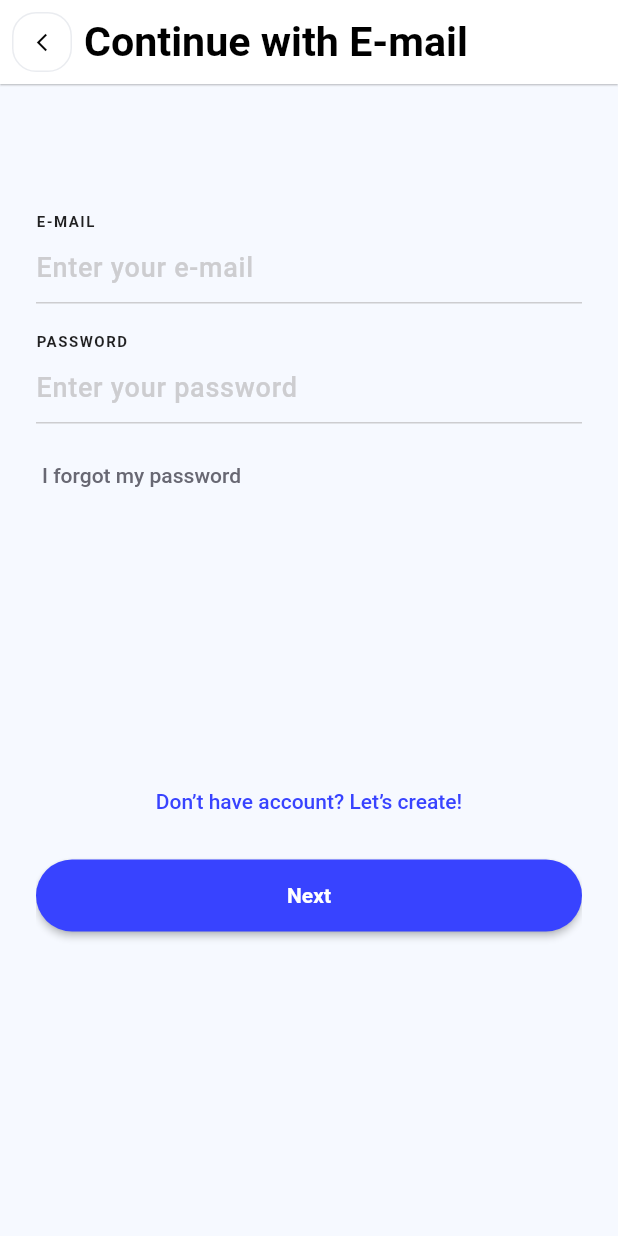
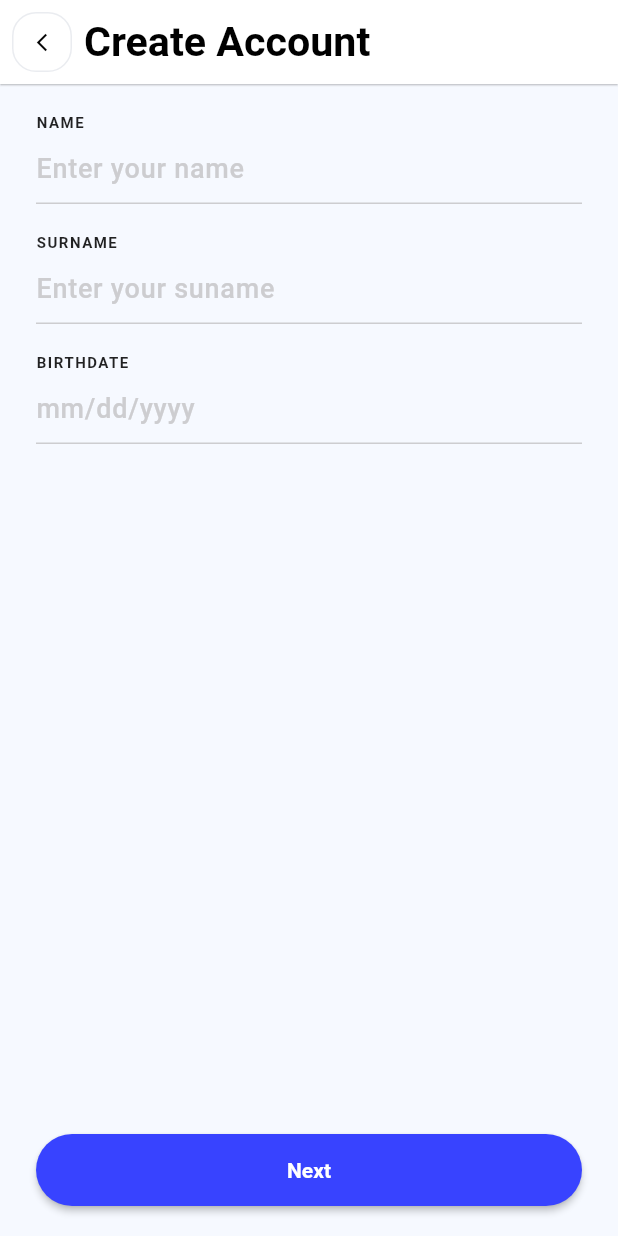
Before and after one commit to sohaib077/UI, a Flutter app: the ContinueWithEmailView screen opened directly, after a tap on "Don’t have account? Let’s create!", on a phone screen of 412 x 824 dp. Run offline on Flutter 3.47's test engine with Material 2 defaults, Android fonts, the phone set to English and light mode, and no system bars; our stand-ins replace bloc, carousel_slider, dots_indicator, flutter_bloc, flutter_screenutil, flutter_svg and 3 more; missing offline and left inert: swipe_back_detector.

Commit message:
create account view 1

```diff
--- a/lib/core/shared_methods.dart
+++ b/lib/core/shared_methods.dart
@@ -1,5 +1,8 @@
 import 'package:flutter/material.dart';
 import 'package:swipe_back_detector/swipe_back_detector.dart';
+import 'package:ui/core/styles.dart';
+
+import '../habit tracker/views/continue with email view/custom_back_arrow.dart';
 
 // ============================ N A V I G A T I O N S ======================================
 
@@ -69,3 +72,15 @@ void navigateAndFinish(context, widget, {double x = 1.0, double y = 0.0}) =>
 void unfocus(context) {
   FocusScope.of(context).unfocus();
 }
+
+AppBar customAppBar(String title) {
+  return AppBar(
+    title: Text(
+      title,
+      style: Styles.appBarTextStyle,
+    ),
+    leading: const CustomBackArrow(),
+    titleSpacing: 0,
+    elevation: .5,
+  );
+}
--- a/lib/habit tracker/views/continue with email view/continue with email view.dart
+++ b/lib/habit tracker/views/continue with email view/continue with email view.dart
@@ -1,7 +1,5 @@
 import 'package:flutter/material.dart';
 import 'package:ui/core/constants.dart';
-import 'package:ui/habit tracker/views/continue with email view/custom_app_bar_title.dart';
-import 'package:ui/habit tracker/views/continue with email view/custom_back_arrow.dart';
 import 'package:ui/habit%20tracker/views/continue%20with%20email%20view/widgets/continue_with_email_view_body.dart';
 
 import '../../../core/shared_methods.dart';
@@ -16,12 +14,7 @@ class ContinueWithEmailView extends StatelessWidget {
         unfocus(context);
       },
       child: Scaffold(
-        appBar: AppBar(
-          title: const CustomAppBarTitle(text: 'Continue with E-mail'),
-          leading: const CustomBackArrow(),
-          titleSpacing: 0,
-          elevation: .5,
-        ),
+        appBar: customAppBar('Continue with E-mail'),
         body: const Padding(
           padding: EdgeInsets.symmetric(horizontal: kMaxPadding),
           child: ContinueWithEmailViewBody(),
--- a/lib/habit tracker/views/continue with email view/widgets/CustomTextFormField.dart
+++ b/lib/habit tracker/views/continue with email view/widgets/CustomTextFormField.dart
@@ -4,13 +4,19 @@ import '../../../../core/assets_data.dart';
 import '../../../../core/constants.dart';
 
 class CustomTextFormField extends StatefulWidget {
-  const CustomTextFormField({Key? key, required this.controller, required this.hintText, this.obscureText, required this.keyboardType})
-      : super(key: key);
+  const CustomTextFormField({
+    Key? key,
+    required this.controller,
+    required this.hintText,
+    this.obscureText,
+    this.keyboardType = TextInputType.text,
+  }) : super(key: key);
 
   final TextEditingController controller;
   final String hintText;
-  final bool ? obscureText;
+  final bool? obscureText;
   final TextInputType keyboardType;
+
   @override
   State<CustomTextFormField> createState() => _CustomTextFormFieldState();
 }
@@ -20,7 +26,7 @@ class _CustomTextFormFieldState extends State<CustomTextFormField> {
   Widget build(BuildContext context) {
     return TextFormField(
       onChanged: (s) {
-        if(widget.controller.text.length <= 1 ) setState(() {});
+        if (widget.controller.text.length <= 1) setState(() {});
       },
       obscureText: widget.obscureText ?? false,
       cursorColor: Colors.black,
--- a/lib/habit tracker/views/continue with email view/widgets/continue_with_email_view_body.dart
+++ b/lib/habit tracker/views/continue with email view/widgets/continue_with_email_view_body.dart
@@ -1,6 +1,6 @@
 import 'package:flutter/material.dart';
-import 'package:ui/core/styles.dart';
 import 'package:ui/habit tracker/views/continue with email view/widgets/create_account_text_button.dart';
+import 'package:ui/habit tracker/views/continue with email view/widgets/custom_label.dart';
 import 'package:ui/habit tracker/views/continue with email view/widgets/custom_next_button.dart';
 import 'package:ui/habit tracker/views/continue with email view/widgets/forgot_password_text_button.dart';
 import 'package:ui/habit%20tracker/views/continue%20with%20email%20view/widgets/CustomTextFormField.dart';
@@ -37,21 +37,15 @@ class _ContinueWithEmailViewBodyState extends State<ContinueWithEmailViewBody> {
         child: Column(
           crossAxisAlignment: CrossAxisAlignment.start,
           children: [
-            const Spacer(),
-            Text(
-              'E-MAIL',
-              style: Styles.labelTextStyle,
-            ),
+            const SizedBox(height: 20),
+            const CustomLabel(label: 'E-MAIL'),
             CustomTextFormField(
               controller: emailController,
               hintText: 'Enter your e-mail',
               keyboardType: TextInputType.emailAddress,
             ),
             const SizedBox(height: 20),
-            Text(
-              'PASSWORD',
-              style: Styles.labelTextStyle,
-            ),
+            const CustomLabel(label: 'PASSWORD'),
             CustomTextFormField(
               controller: passwordController,
               hintText: 'Enter your password',
@@ -60,11 +54,11 @@ class _ContinueWithEmailViewBodyState extends State<ContinueWithEmailViewBody> {
             ),
             const SizedBox(height: 15),
             const ForgotPasswordTextButton(),
-            const Spacer(flex: 2),
+            const Spacer(flex: 1),
             const CreateAccountTextButton(),
             const SizedBox(height: 15),
             const CustomNextButton(),
-            const Spacer(flex: 3,),
+            const Spacer(flex: 3),
           ],
         ),
       ),
--- a/lib/habit tracker/views/continue with email view/widgets/create_account_text_button.dart
+++ b/lib/habit tracker/views/continue with email view/widgets/create_account_text_button.dart
@@ -1,5 +1,8 @@
 import 'package:flutter/material.dart';
 import 'package:ui/core/constants.dart';
+import 'package:ui/core/shared_methods.dart';
+
+import '../../create account view/create account view1.dart';
 
 class CreateAccountTextButton extends StatelessWidget {
   const CreateAccountTextButton({
@@ -12,7 +15,9 @@ class CreateAccountTextButton extends StatelessWidget {
       mainAxisAlignment: MainAxisAlignment.center,
       children: [
         TextButton(
-          onPressed: () {},
+          onPressed: () {
+            navigateTo(context, const CreateAccountView1());
+          },
           child: const Text(
             'Don’t have account? Let’s create!',
             style: TextStyle(
--- a/lib/habit tracker/views/continue with email view/custom_app_bar_title.dart
+++ b/lib/habit tracker/views/continue with email view/widgets/custom_label.dart
@@ -1,19 +1,19 @@
 import 'package:flutter/material.dart';
 import 'package:ui/core/styles.dart';
 
-class CustomAppBarTitle extends StatelessWidget {
-  const CustomAppBarTitle({
+class CustomLabel extends StatelessWidget {
+  const CustomLabel({
     super.key,
-    required this.text,
+    required this.label,
   });
 
-  final String text;
+  final String label;
 
   @override
   Widget build(BuildContext context) {
     return Text(
-      text,
-      style: Styles.appBarTextStyle,
+      label,
+      style: Styles.labelTextStyle,
     );
   }
 }
--- a/lib/habit tracker/views/continue with email view/widgets/custom_next_button.dart
+++ b/lib/habit tracker/views/continue with email view/widgets/custom_next_button.dart
@@ -4,14 +4,16 @@ import 'package:ui/habit%20tracker/views/onboarding%20view/widgets/custom_button
 
 class CustomNextButton extends StatelessWidget {
   const CustomNextButton({
-    super.key,
+    super.key, this.onPressed,
   });
+  final void Function()? onPressed;
 
   @override
   Widget build(BuildContext context) {
-    return const CustomButton(
+    return  CustomButton(
       color: kBlue100,
-      child: Padding(
+      onPressed: onPressed ?? (){} ,
+      child: const Padding(
         padding: EdgeInsets.symmetric(vertical: kNormPadding),
         child: Text(
           'Next',
--- /dev/null
+++ b/lib/habit tracker/views/create account view/create account view1.dart
@@ -0,0 +1,22 @@
+import 'package:flutter/material.dart';
+import 'package:ui/core/constants.dart';
+import 'package:ui/core/shared_methods.dart';
+import 'package:ui/habit%20tracker/views/create%20account%20view/widgets/create_account_view1_body.dart';
+
+class CreateAccountView1 extends StatelessWidget {
+  const CreateAccountView1({Key? key}) : super(key: key);
+
+  @override
+  Widget build(BuildContext context) {
+    return GestureDetector(
+      onTap: (){unfocus(context);},
+      child: Scaffold(
+        appBar: customAppBar('Create Account'),
+        body: const Padding(
+          padding: EdgeInsets.symmetric(horizontal: kMaxPadding),
+          child: CreateAccountView1Body(),
+        ),
+      ),
+    );
+  }
+}
--- /dev/null
+++ b/lib/habit tracker/views/create account view/create account view2.dart
@@ -0,0 +1,21 @@
+import 'package:flutter/material.dart';
+import 'package:ui/core/constants.dart';
+import 'package:ui/core/shared_methods.dart';
+
+class CreateAccountView2 extends StatelessWidget {
+  const CreateAccountView2({Key? key}) : super(key: key);
+
+  @override
+  Widget build(BuildContext context) {
+    return GestureDetector(
+      onTap: (){unfocus(context);},
+      child: Scaffold(
+        appBar: customAppBar('Create Account'),
+        body: Padding(
+          padding: const EdgeInsets.symmetric(horizontal: kMaxPadding),
+          child: Column(),
+        ),
+      ),
+    );
+  }
+}
--- /dev/null
+++ b/lib/habit tracker/views/create account view/create account view3.dart
@@ -0,0 +1,18 @@
+import 'package:flutter/material.dart';
+import 'package:ui/core/constants.dart';
+import 'package:ui/core/shared_methods.dart';
+
+class CreateAccountView3 extends StatelessWidget {
+  const CreateAccountView3({Key? key}) : super(key: key);
+
+  @override
+  Widget build(BuildContext context) {
+    return Scaffold(
+      appBar: customAppBar('Create Account'),
+      body: Padding(
+        padding: const EdgeInsets.symmetric(horizontal: kMaxPadding),
+        child: Column(),
+      ),
+    );
+  }
+}
--- /dev/null
+++ b/lib/habit tracker/views/create account view/widgets/create_account_text_form_fields.dart
@@ -0,0 +1,47 @@
+import 'package:flutter/material.dart';
+import 'package:ui/habit%20tracker/views/continue%20with%20email%20view/widgets/CustomTextFormField.dart';
+import 'package:ui/habit%20tracker/views/continue%20with%20email%20view/widgets/custom_label.dart';
+
+class CreateAccountTextFormFields extends StatelessWidget {
+  const CreateAccountTextFormFields({
+    super.key,
+    required this.nameController,
+    required this.surNameController,
+    required this.dateController,
+  });
+
+  final TextEditingController nameController;
+  final TextEditingController surNameController;
+  final TextEditingController dateController;
+
+  @override
+  Widget build(BuildContext context) {
+    return Column(
+      crossAxisAlignment: CrossAxisAlignment.start,
+      children: [
+        const SizedBox(height: 20),
+        const CustomLabel(label: 'NAME'),
+        CustomTextFormField(
+          controller: nameController,
+          hintText: 'Enter your name',
+        ),
+        const SizedBox(height: 20),
+        const CustomLabel(label: 'SURNAME'),
+        CustomTextFormField(
+          controller: surNameController,
+          hintText: 'Enter your suname',
+        ),
+        const SizedBox(height: 20),
+        const CustomLabel(label: 'BIRTHDATE'),
+        CustomTextFormField(
+          controller: dateController,
+          hintText: 'mm/dd/yyyy',
+          keyboardType: TextInputType.datetime,
+        ),
+        const SizedBox(height: 200),
+        // const Spacer(flex: 1),
+        // const Spacer(flex: 2),
+      ],
+    );
+  }
+}
--- /dev/null
+++ b/lib/habit tracker/views/create account view/widgets/create_account_view1_body.dart
@@ -0,0 +1,55 @@
+import 'package:flutter/material.dart';
+import 'package:ui/core/shared_methods.dart';
+import 'package:ui/habit tracker/views/create account view/widgets/create_account_text_form_fields.dart';
+import 'package:ui/habit%20tracker/views/continue%20with%20email%20view/widgets/custom_next_button.dart';
+import 'package:ui/habit%20tracker/views/create%20account%20view/create%20account%20view2.dart';
+
+class CreateAccountView1Body extends StatefulWidget {
+  const CreateAccountView1Body({
+    super.key,
+  });
+
+  @override
+  State<CreateAccountView1Body> createState() => _CreateAccountView1BodyState();
+}
+
+class _CreateAccountView1BodyState extends State<CreateAccountView1Body> {
+  TextEditingController nameController = TextEditingController();
+  TextEditingController surNameController = TextEditingController();
+  TextEditingController dateController = TextEditingController();
+
+  @override
+  void dispose() {
+    // TODO: implement dispose
+    nameController.dispose();
+    surNameController.dispose();
+    dateController.dispose();
+    super.dispose();
+  }
+
+  @override
+  Widget build(BuildContext context) {
+    return Stack(
+      children: [
+        SingleChildScrollView(
+          physics: const BouncingScrollPhysics(),
+          child: CreateAccountTextFormFields(
+            nameController: nameController,
+            surNameController: surNameController,
+            dateController: dateController,
+          ),
+        ),
+        Align(
+          alignment: Alignment.bottomCenter,
+          child: Column(
+            mainAxisSize: MainAxisSize.min,
+            children: [
+              CustomNextButton(onPressed: (){navigateTo(context, const CreateAccountView2());},),
+              const SizedBox(height: 20),
+            ],
+          ),
+        ),
+      ],
+    );
+  }
+}
```
